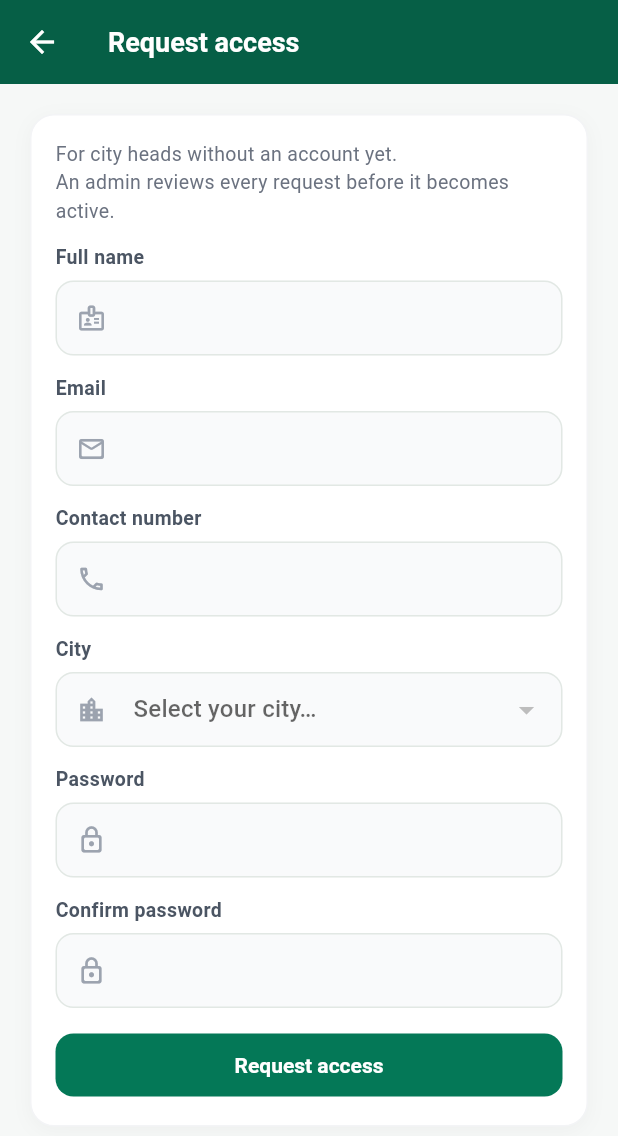
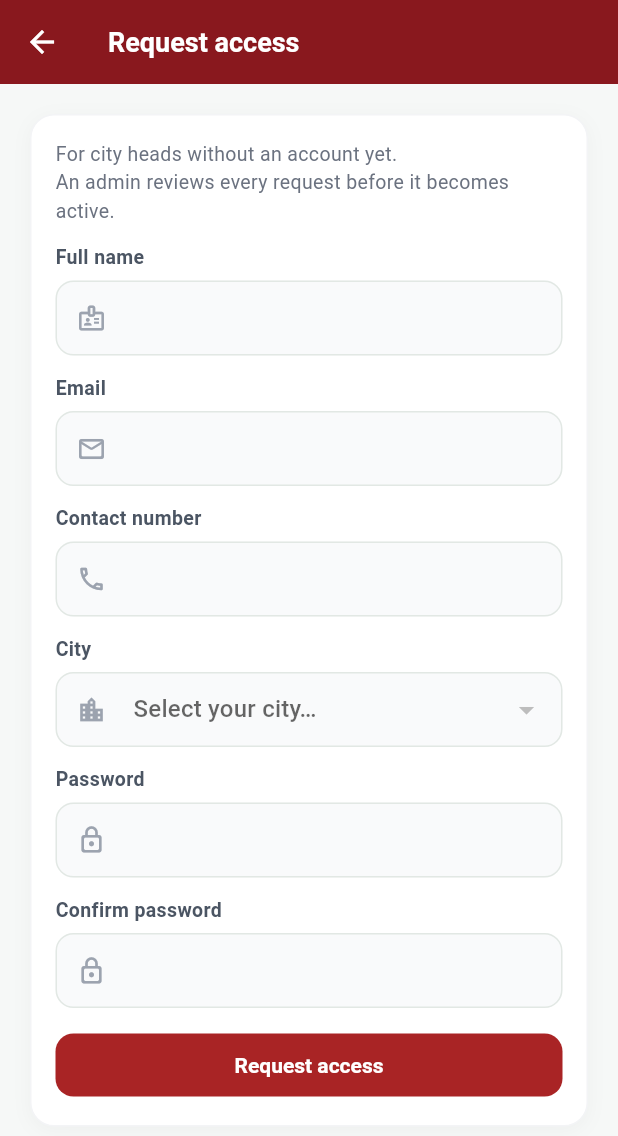
Before and after one commit to hamzashazy/Atfal-Taskboard, a Flutter app: the screen it shows after launch, after a tap on an icon or button, on a phone screen of 412 x 824 dp. Shown: the top 1136 px of the screen. Run offline on Flutter 3.47's test engine with Material 3 defaults, Android fonts, the phone set to English and light mode, and no system bars; our stand-ins replace firebase_core, firebase_messaging, shared_preferences, supabase_flutter; accounts and stored records are empty.

Commit message:
Rebrand theme color to match the Atfal logo
Replace the emerald-green palette with a deep maroon-to-orange scale
sampled directly from the logo's background gradient, across both apps:

- Web: new --color-brand-* tokens in globals.css (Tailwind v4 @theme),
  emerald-* classes renamed to brand-* throughout
- Flutter: C.emerald* renamed to C.brand*, heroGradient now mirrors the
  logo's own diagonal gradient direction

Co-Authored-By: Claude Sonnet 5 <noreply@anthropic.com>

```diff
--- a/mobile/lib/main.dart
+++ b/mobile/lib/main.dart
@@ -26,8 +26,8 @@ class AtfalApp extends StatelessWidget {
   @override
   Widget build(BuildContext context) {
     final scheme = ColorScheme.fromSeed(
-      seedColor: C.emerald700,
-      primary: C.emerald700,
+      seedColor: C.brand700,
+      primary: C.brand700,
       surface: Colors.white,
     );
     return MaterialApp(
@@ -40,7 +40,7 @@ class AtfalApp extends StatelessWidget {
         scaffoldBackgroundColor: C.bg,
         splashFactory: InkSparkle.splashFactory,
         appBarTheme: const AppBarTheme(
-          backgroundColor: C.emerald800,
+          backgroundColor: C.brand800,
           foregroundColor: Colors.white,
           elevation: 0,
           scrolledUnderElevation: 0,
@@ -60,7 +60,7 @@ class AtfalApp extends StatelessWidget {
         ),
         filledButtonTheme: FilledButtonThemeData(
           style: FilledButton.styleFrom(
-            backgroundColor: C.emerald700,
+            backgroundColor: C.brand700,
             foregroundColor: Colors.white,
             padding: const EdgeInsets.symmetric(horizontal: 18, vertical: 13),
             textStyle: const TextStyle(fontWeight: FontWeight.w600),
@@ -79,14 +79,14 @@ class AtfalApp extends StatelessWidget {
         ),
         textButtonTheme: TextButtonThemeData(
           style: TextButton.styleFrom(
-            foregroundColor: C.emerald700,
+            foregroundColor: C.brand700,
             shape: RoundedRectangleBorder(
                 borderRadius: BorderRadius.circular(10)),
           ),
         ),
         chipTheme: ChipThemeData(
           backgroundColor: C.gray50,
-          selectedColor: C.emerald700,
+          selectedColor: C.brand700,
           labelStyle: const TextStyle(fontSize: 13, fontWeight: FontWeight.w600),
           secondaryLabelStyle:
               const TextStyle(fontSize: 13, fontWeight: FontWeight.w600, color: Colors.white),
@@ -97,7 +97,7 @@ class AtfalApp extends StatelessWidget {
         ),
         navigationBarTheme: NavigationBarThemeData(
           backgroundColor: Colors.white,
-          indicatorColor: C.emerald50,
+          indicatorColor: C.brand50,
           surfaceTintColor: Colors.transparent,
           elevation: 3,
           shadowColor: Colors.black.withValues(alpha: 0.08),
@@ -106,12 +106,12 @@ class AtfalApp extends StatelessWidget {
                 fontSize: 11.5,
                 fontWeight: FontWeight.w600,
                 color: states.contains(WidgetState.selected)
-                    ? C.emerald800
+                    ? C.brand800
                     : C.gray500,
               )),
           iconTheme: WidgetStateProperty.resolveWith((states) => IconThemeData(
                 color: states.contains(WidgetState.selected)
-                    ? C.emerald800
+                    ? C.brand800
                     : C.gray500,
               )),
         ),
@@ -130,7 +130,7 @@ class AtfalApp extends StatelessWidget {
               borderRadius: BorderRadius.vertical(top: Radius.circular(22))),
         ),
         progressIndicatorTheme: const ProgressIndicatorThemeData(
-          color: C.emerald700,
+          color: C.brand700,
         ),
         checkboxTheme: CheckboxThemeData(
           shape: RoundedRectangleBorder(borderRadius: BorderRadius.circular(5)),
--- a/mobile/lib/meta.dart
+++ b/mobile/lib/meta.dart
@@ -29,12 +29,14 @@ abstract final class C {
   static const bg = Color(0xFFF6F8F7);
   static const text = Color(0xFF1C2321);
   static const border = Color(0xFFE2E8E4);
-  static const emerald50 = Color(0xFFECFDF5);
-  static const emerald100 = Color(0xFFD1FAE5);
-  static const emerald600 = Color(0xFF059669);
-  static const emerald700 = Color(0xFF047857);
-  static const emerald800 = Color(0xFF065F46);
-  static const emerald900 = Color(0xFF064E3B);
+  // Atfal brand — sampled directly from the logo's background gradient.
+  static const brand50 = Color(0xFFFCEAE6);
+  static const brand100 = Color(0xFFF8D2C8);
+  static const brand200 = Color(0xFFF0AC9C);
+  static const brand600 = Color(0xFFD5532F);
+  static const brand700 = Color(0xFFA92425);
+  static const brand800 = Color(0xFF89181E);
+  static const brand900 = Color(0xFF5C1015);
   static const blue50 = Color(0xFFEFF6FF);
   static const blue700 = Color(0xFF1D4ED8);
   static const amber50 = Color(0xFFFFFBEB);
@@ -53,11 +55,12 @@ abstract final class C {
   static const gray500 = Color(0xFF6B7280);
   static const gray600 = Color(0xFF4B5563);
 
-  /// Soft header gradient used behind the login hero and section banners.
+  /// Soft header gradient used behind the login hero and section banners —
+  /// mirrors the logo's own background gradient (deep maroon → orange).
   static const heroGradient = LinearGradient(
     begin: Alignment.topLeft,
     end: Alignment.bottomRight,
-    colors: [emerald800, emerald700, emerald600],
+    colors: [brand800, brand700, brand600],
   );
 }
 
@@ -91,7 +94,7 @@ const statusStyle = <String, StatusStyle>{
   'pending': StatusStyle(C.gray100, C.gray600, 'P'),
   'in_progress': StatusStyle(C.blue50, C.blue700, 'I'),
   'submitted': StatusStyle(C.amber50, C.amber700, 'S'),
-  'approved': StatusStyle(C.emerald50, C.emerald700, 'A'),
+  'approved': StatusStyle(C.brand50, C.brand700, 'A'),
   'returned': StatusStyle(C.red50, C.red700, 'R'),
 };
 
--- a/mobile/lib/screens/dashboard_screen.dart
+++ b/mobile/lib/screens/dashboard_screen.dart
@@ -115,7 +115,7 @@ class _DashboardScreenState extends State<DashboardScreen> {
           ? const SkeletonList(cards: 4)
           : RefreshIndicator(
               onRefresh: _load,
-              color: C.emerald700,
+              color: C.brand700,
               child: ListView(
                 physics: const AlwaysScrollableScrollPhysics(),
                 padding: const EdgeInsets.fromLTRB(12, 12, 12, 24),
@@ -313,7 +313,7 @@ class _DashboardScreenState extends State<DashboardScreen> {
                     value: r.pct,
                     minHeight: 7,
                     backgroundColor: C.gray100,
-                    color: C.emerald700,
+                    color: C.brand700,
                   ),
                 ),
               ],
--- a/mobile/lib/screens/login_screen.dart
+++ b/mobile/lib/screens/login_screen.dart
@@ -199,7 +199,7 @@ class _LoginScreenState extends State<LoginScreen>
                                     TextSpan(
                                         text: 'Request access',
                                         style: TextStyle(
-                                            color: C.emerald700, fontWeight: FontWeight.w600)),
+                                            color: C.brand700, fontWeight: FontWeight.w600)),
                                   ],
                                 )),
                               ),
--- a/mobile/lib/screens/signup_screen.dart
+++ b/mobile/lib/screens/signup_screen.dart
@@ -108,8 +108,8 @@ class _SignupScreenState extends State<SignupScreen> {
             width: 56,
             height: 56,
             alignment: Alignment.center,
-            decoration: BoxDecoration(color: C.emerald50, borderRadius: BorderRadius.circular(18)),
-            child: const Icon(Icons.check_circle_rounded, color: C.emerald700, size: 30),
+            decoration: BoxDecoration(color: C.brand50, borderRadius: BorderRadius.circular(18)),
+            child: const Icon(Icons.check_circle_rounded, color: C.brand700, size: 30),
           ),
           const SizedBox(height: 14),
           const Text('Request submitted',
```
Also changed, not shown: mobile/lib/screens/admin_screen.dart (+15 -15 lines), mobile/lib/screens/city_screen.dart (+6 -6 lines), mobile/lib/widgets.dart (+9 -9 lines), 9 other files.
